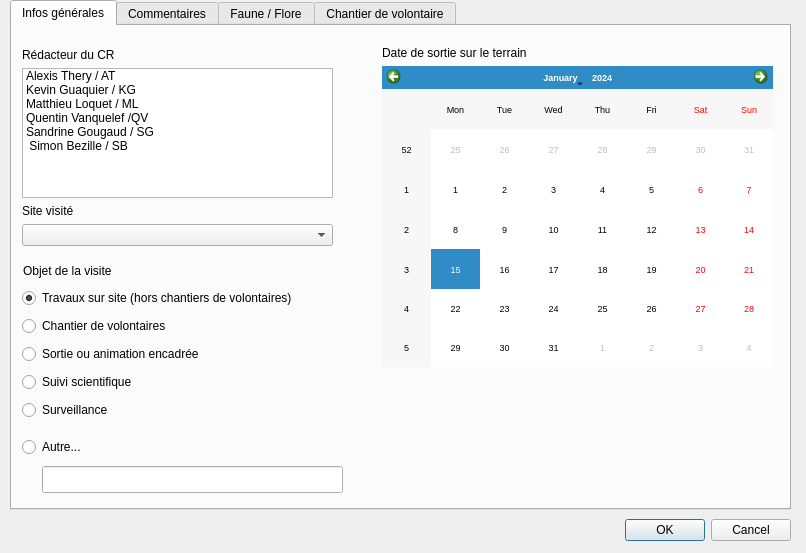
Before: the Qt Designer form ui_bdtravaux_sortie.ui in VincentD/bdtravaux, drawn with Qt 5.
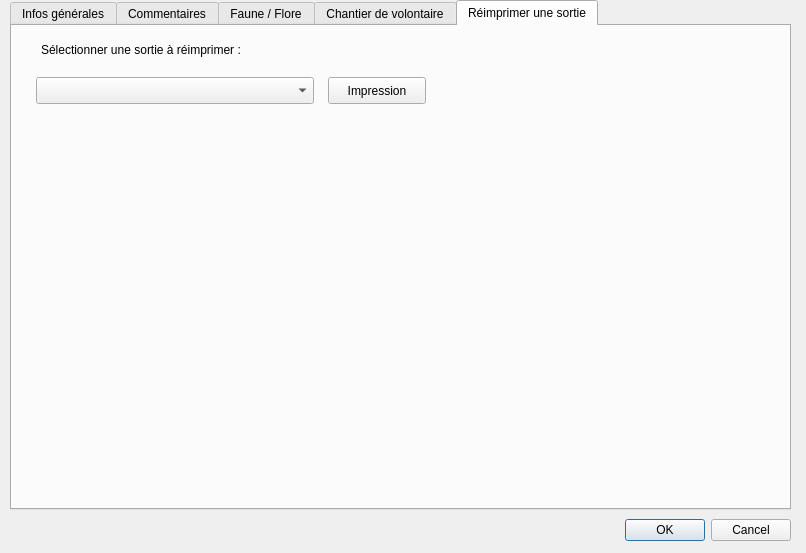
After: the same form once the commit is applied. The open tabs and pages were chosen to show the change.

Commit message: - Issue #37  : préparation de la possibilité de demander le composeur dans le module sortie : extraction de la fonction "composeur" du module "operation" pour en faire un module à part. - Ajouts dans les listes de choix

What changed in the file:
```diff
--- a/ui_bdtravaux_sortie.ui
+++ b/ui_bdtravaux_sortie.ui
@@ -90,6 +90,11 @@
           <string>Alexis Thery / AT</string>
          </property>
         </item>
+        <item>
+         <property name="text">
+          <string>Anthony Vasseux / AV</string>
+         </property>
+        </item>
         <item>
          <property name="text">
           <string>Kevin Guaquier / KG</string>
@@ -112,7 +117,7 @@
         </item>
         <item>
          <property name="text">
-          <string> Simon Bezille / SB</string>
+          <string>Simon Bezille / SB</string>
          </property>
         </item>
        </widget>
@@ -748,6 +753,50 @@
      </item>
     </widget>
    </widget>
+   <widget class="QWidget" name="tab_exsortie">
+    <attribute name="title">
+     <string>Réimprimer une sortie</string>
+    </attribute>
+    <widget class="QLabel" name="lbl_exsortiechx">
+     <property name="geometry">
+      <rect>
+       <x>29</x>
+       <y>15</y>
+       <width>340</width>
+       <height>17</height>
+      </rect>
+     </property>
+     <property name="text">
+      <string>Sélectionner une sortie à réimprimer :</string>
+     </property>
+    </widget>
+    <widget class="QPushButton" name="btn_imp_exsortie">
+     <property name="geometry">
+      <rect>
+       <x>316</x>
+       <y>51</y>
+       <width>98</width>
+       <height>27</height>
+      </rect>
+     </property>
+     <property name="text">
+      <string>Impression</string>
+     </property>
+    </widget>
+    <widget class="QComboBox" name="cbx_exsortie">
+     <property name="geometry">
+      <rect>
+       <x>24</x>
+       <y>51</y>
+       <width>278</width>
+       <height>27</height>
+      </rect>
+     </property>
+     <property name="maxVisibleItems">
+      <number>50</number>
+     </property>
+    </widget>
+   </widget>
   </widget>
  </widget>
  <resources/>
```
The commit also changes 5 other files.
